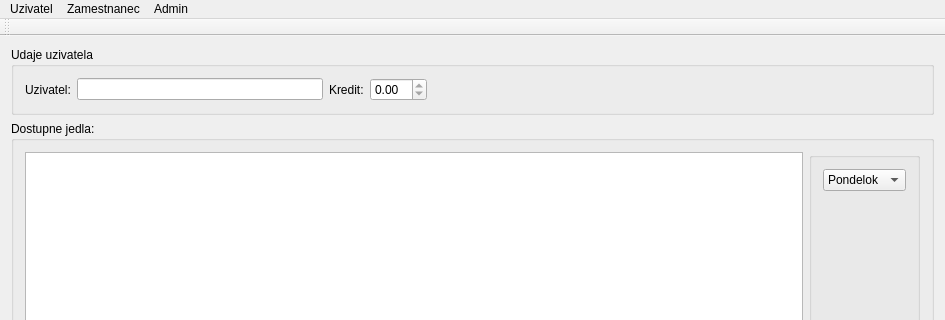
Old version of the form jedalen.ui in the repository maroslastik/jedalen2; both pictures show x 0 to 945 and y 0 to 320 of the 945 by 605 pixel window.
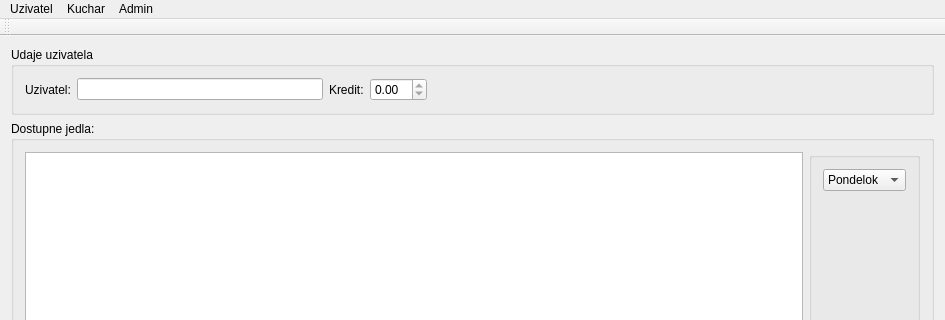
New version of the form.

What changed in the file:
```diff
--- a/jedalen.ui
+++ b/jedalen.ui
@@ -229,9 +229,9 @@
     </property>
     <addaction name="sprava_uzivatelov"/>
    </widget>
-   <widget class="QMenu" name="menuZamestnanec">
+   <widget class="QMenu" name="menuKuchar">
     <property name="title">
-     <string>Zamestnanec</string>
+     <string>Kuchar</string>
     </property>
     <widget class="QMenu" name="objednavky">
      <property name="title">
@@ -244,7 +244,7 @@
     <addaction name="vycistit_system"/>
    </widget>
    <addaction name="menuUzivatel"/>
-   <addaction name="menuZamestnanec"/>
+   <addaction name="menuKuchar"/>
    <addaction name="menuAdmin"/>
   </widget>
   <widget class="QToolBar" name="mainToolBar">
```
Left out of the diff: 16 changed lines with no effect on the pictures.
